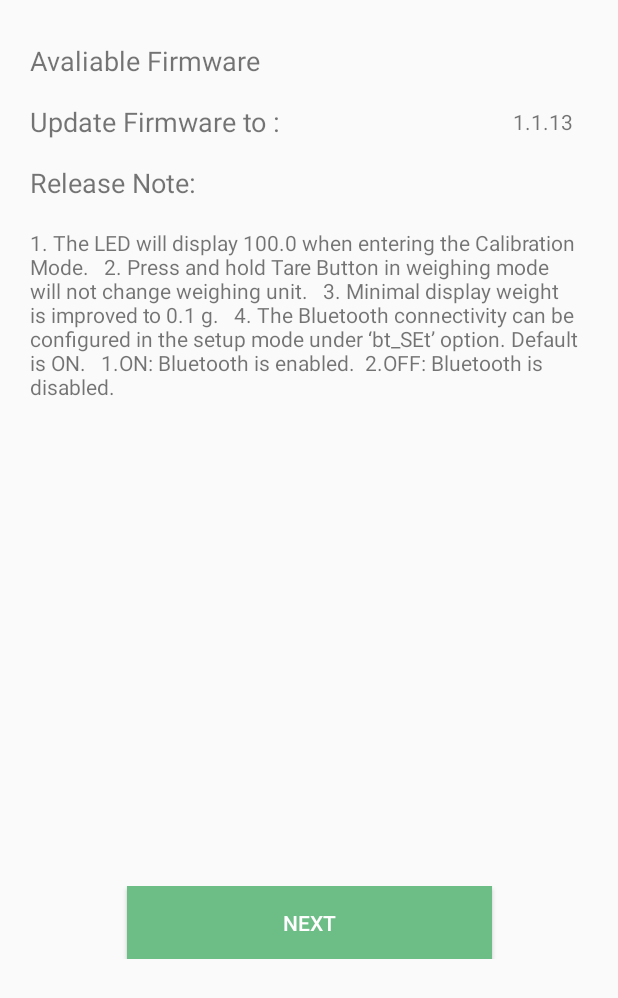
After one commit to chengeva/gittest, an Android app: the layout activity_select_firmware_new.xml on its own in the app's theme, with its tools: preview values and no code run, on a phone screen of 412 x 824 dp. The commit adds this screen. Shown: the top 998 px of the screen. Run offline under Robolectric (Android 15) with nearby library versions, the phone set to English and light mode, and no system bars.

Commit message:
Fixed layout

```diff
--- a/app/src/main/java/co/acaia/acaiaupdater/view/MainDeviceActivity.java
+++ b/app/src/main/java/co/acaia/acaiaupdater/view/MainDeviceActivity.java
@@ -22,7 +22,6 @@ public class MainDeviceActivity extends AppCompatActivity {
         setContentView(R.layout.activity_main_device);
         setActionBar();
         init_view();
-
     }
 
     private void init_view()
@@ -39,6 +38,8 @@ public class MainDeviceActivity extends AppCompatActivity {
         dataModels.add(deviceModel);
         adapter= new CustomAdaptor(dataModels,getApplicationContext());
         listview_devicelist.setAdapter(adapter);
+
+
     }
 
     private void setActionBar() {
--- a/app/src/main/java/co/acaia/acaiaupdater/view/deviceList/CustomAdaptor.java
+++ b/app/src/main/java/co/acaia/acaiaupdater/view/deviceList/CustomAdaptor.java
@@ -5,11 +5,13 @@ import android.view.LayoutInflater;
 import android.view.View;
 import android.view.ViewGroup;
 import android.widget.ArrayAdapter;
+import android.widget.ImageView;
 import android.widget.TextView;
 
 import java.util.ArrayList;
 
 import co.acaia.acaiaupdater.R;
+import co.acaia.acaiaupdater.entity.acaiaDevice.AcaiaDevice;
 
 public class CustomAdaptor extends ArrayAdapter<DeviceModel> implements View.OnClickListener{
 
@@ -19,6 +21,7 @@ public class CustomAdaptor extends ArrayAdapter<DeviceModel> implements View.OnC
     // View lookup cache
     private static class ViewHolder {
         TextView deviceName;
+        ImageView deviceImage;
     }
 
     public CustomAdaptor(ArrayList<DeviceModel> data, Context context) {
@@ -49,6 +52,18 @@ public class CustomAdaptor extends ArrayAdapter<DeviceModel> implements View.OnC
             convertView = inflater.inflate(R.layout.row_item, parent, false);
             viewHolder.deviceName=(TextView)convertView.findViewById(R.id.tv_device_name);
             viewHolder.deviceName.setText(dataModel.modelName);
+            if(dataModel.modelName.equals(AcaiaDevice.modelLunar)) {
+                viewHolder.deviceImage.setImageResource(R.drawable.img_lunar_default);
+            }
+            if(dataModel.modelName.equals(AcaiaDevice.modelPearlS)) {
+                viewHolder.deviceImage.setImageResource(R.drawable.img_pearls_default);
+            }
+            if(dataModel.modelName.equals(AcaiaDevice.modelOrion)) {
+                viewHolder.deviceImage.setImageResource(R.drawable.img_orion_default);
+            }
+            if(dataModel.modelName.equals(AcaiaDevice.modelCinco)) {
+                viewHolder.deviceImage.setImageResource(R.drawable.img_cinco_done);
+            }
             result=convertView;
 
             convertView.setTag(viewHolder);
--- /dev/null
+++ b/app/src/main/res/layout/activity_select_firmware_new.xml
@@ -0,0 +1,176 @@
+<?xml version="1.0" encoding="utf-8"?>
+
+<LinearLayout xmlns:android="http://schemas.android.com/apk/res/android"
+
+    xmlns:app="http://schemas.android.com/apk/res-auto"
+
+    xmlns:tools="http://schemas.android.com/tools"
+    android:layout_width="fill_parent"
+    android:layout_height="fill_parent"
+    android:layout_margin="20dp"
+    android:orientation="vertical">
+
+
+    <RelativeLayout
+        android:layout_width="match_parent"
+        android:layout_height="0dp"
+        android:layout_weight="1">
+
+
+        <TextView
+
+            android:id="@+id/textView12"
+            android:layout_width="wrap_content"
+            android:layout_height="wrap_content"
+            android:layout_alignParentEnd="false"
+            android:layout_centerVertical="true"
+            android:layout_marginStart="0dp"
+            android:text="@string/Avaliable_Firmware"
+            android:textSize="18dp"/>
+
+
+
+    </RelativeLayout>
+
+    <RelativeLayout
+
+        android:layout_width="match_parent"
+
+        android:layout_height="0dp"
+
+        android:layout_weight="1">
+
+        <TextView
+
+            android:id="@+id/textView14"
+            android:layout_width="wrap_content"
+            android:layout_height="wrap_content"
+            android:layout_centerVertical="true"
+            android:layout_marginStart="0dp"
+            android:text="@string/Update_Firmware_to"
+            android:textSize="18dp"/>
+        <TextView
+
+            android:id="@+id/textView15"
+
+            android:layout_width="wrap_content"
+
+            android:layout_height="wrap_content"
+
+            android:layout_alignParentEnd="true"
+
+            android:layout_marginEnd="10dp"
+
+            android:layout_centerVertical="true"
+
+            android:text="1.1.13"
+
+            android:textSize="14dp"/>
+
+    </RelativeLayout>
+
+
+
+    <RelativeLayout
+
+        android:layout_width="match_parent"
+
+        android:layout_height="0dp"
+
+        android:layout_weight="1">
+
+
+
+        <TextView
+            android:id="@+id/textView"
+            android:layout_width="wrap_content"
+            android:layout_height="wrap_content"
+            android:layout_alignParentStart="true"
+            android:layout_centerVertical="true"
+            android:layout_marginStart="0dp"
+            android:text="@string/Release_Notes"
+            android:textSize="18dp"/>
+
+    </RelativeLayout>
+
+    <RelativeLayout
+        android:layout_width="match_parent"
+        android:layout_height="0dp"
+        android:layout_weight="6">
+
+        <TextView
+            android:id="@+id/textView6"
+            android:layout_width="wrap_content"
+            android:layout_height="wrap_content"
+            android:layout_alignParentStart="true"
+            android:layout_alignParentTop="true"
+            android:layout_alignParentEnd="true"
+            android:layout_alignParentBottom="true"
+            android:layout_marginStart="0dp"
+            android:layout_marginTop="10dp"
+            android:layout_marginEnd="0dp"
+            android:layout_marginBottom="0dp"
+            android:textSize="14dp"
+            android:text="1. The LED will display 100.0 when entering the Calibration Mode.   2. Press and hold Tare Button in weighing mode will not change weighing unit.   3. Minimal display weight is improved to 0.1 g.   4. The Bluetooth connectivity can be configured in the setup mode under ‘bt_SEt’ option. Default is ON.  	1.ON: Bluetooth is enabled.  2.OFF: Bluetooth is disabled." />
+    </RelativeLayout>
+
+    <RelativeLayout
+
+        android:layout_width="match_parent"
+
+        android:layout_height="0dp"
+
+        android:layout_weight="5">
+
+
+
+
+
+
+
+
+
+
+
+    </RelativeLayout>
+
+    <RelativeLayout
+
+        android:layout_width="match_parent"
+        android:layout_height="0dp"
+        android:layout_weight="1.2">
+
+
+        <android.support.constraint.ConstraintLayout
+            android:layout_width="match_parent"
+            android:layout_height="match_parent"
+            android:orientation="horizontal">
+
+            <Button
+                android:id="@+id/button6"
+                android:layout_width="0dp"
+                android:layout_height="match_parent"
+                android:background="@color/green_button_active"
+                android:text="@string/Next"
+                android:textColor="@color/white"
+                app:layout_constraintDimensionRatio="200:40"
+                app:layout_constraintEnd_toEndOf="parent"
+                app:layout_constraintHorizontal_bias="0.5"
+                app:layout_constraintStart_toStartOf="parent" />
+
+
+        </android.support.constraint.ConstraintLayout>
+
+
+
+    </RelativeLayout>
+
+
+
+    <RelativeLayout
+        android:layout_width="match_parent"
+        android:layout_height="0dp"
+        android:layout_weight="4">
+    </RelativeLayout>
+
+</LinearLayout>
--- a/app/src/main/res/values/strings.xml
+++ b/app/src/main/res/values/strings.xml
@@ -145,6 +145,10 @@
     <string name="Select_Firmware_Version">Select Firmware Version</string>
     <string name="Feedback">Feedback</string>
     <string name="select_scale">Select Scale</string>
+    <!-- Combined Updater Select Firmware -->
 
+    <string name="Avaliable_Firmware">Avaliable Firmware</string>
+    <string name="Update_Firmware_to">Update Firmware to :</string>
+    <string name="Release_Notes">Release Note: </string>
 
 </resources>
```
